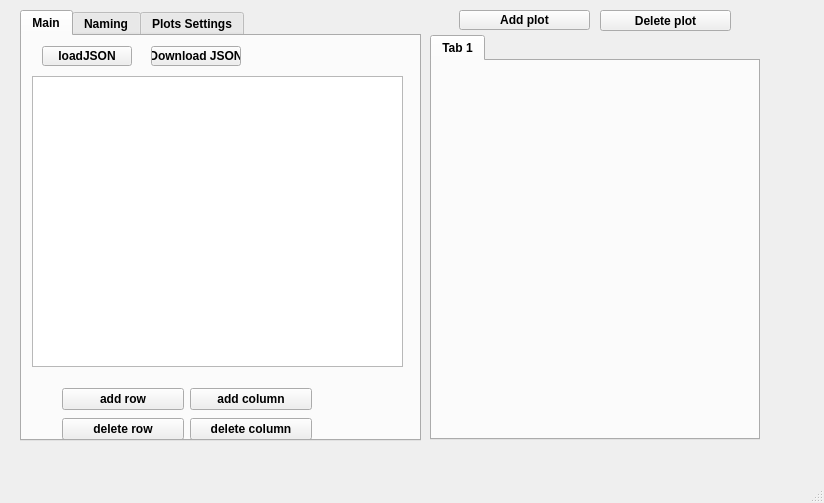
This is main/mainwindow.ui in Kirikus/2024_Experiments as Qt 5 draws it before an edit. The edited form follows.
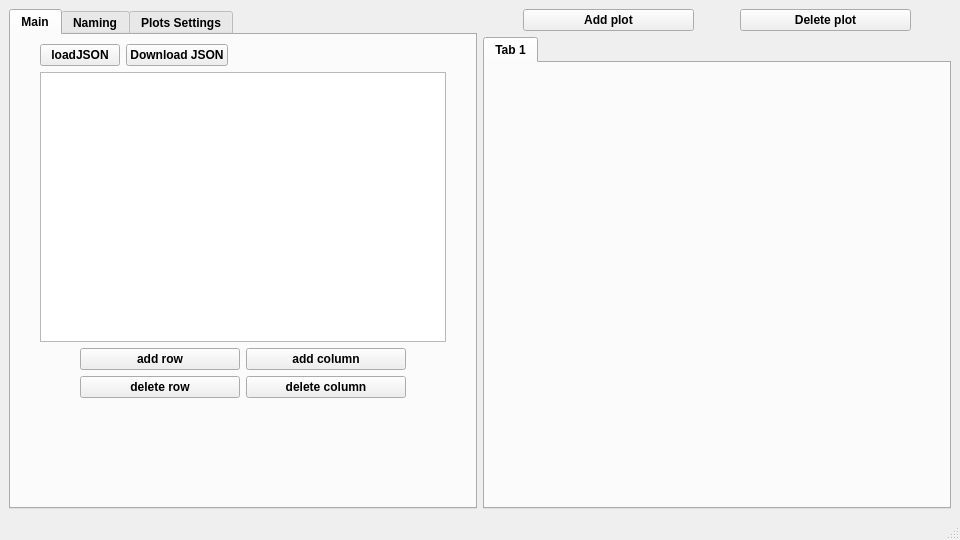
This is the edited form. The open tabs and pages were chosen to show the change. Custom widgets are drawn as their Qt base class.

Commit message: -renamed objects -did variable size window

```diff
--- a/main/mainwindow.ui
+++ b/main/mainwindow.ui
@@ -6,8 +6,8 @@
    <rect>
     <x>0</x>
     <y>0</y>
-    <width>824</width>
-    <height>503</height>
+    <width>960</width>
+    <height>540</height>
    </rect>
   </property>
   <property name="font">
@@ -19,62 +19,55 @@
    <string>MainWindow</string>
   </property>
   <widget class="QWidget" name="centralwidget">
-   <widget class="QPushButton" name="addPlotBtn">
-    <property name="geometry">
-     <rect>
-      <x>459</x>
-      <y>10</y>
-      <width>131</width>
-      <height>20</height>
-     </rect>
-    </property>
-    <property name="text">
-     <string>Add plot</string>
-    </property>
-   </widget>
-   <widget class="QTabWidget" name="tabWidgetPlots">
-    <property name="geometry">
-     <rect>
-      <x>430</x>
-      <y>35</y>
-      <width>330</width>
-      <height>405</height>
-     </rect>
-    </property>
+   <layout class="QHBoxLayout" name="horizontalLayout_3">
+    <item>
+     <widget class="QTabWidget" name="tabWidgetOptionsTabs">
     <property name="currentIndex">
      <number>0</number>
-    </property>
-    <widget class="QCustomPlot" name="tab">
-     <attribute name="title">
-      <string>Tab 1</string>
-     </attribute>
-    </widget>
-   </widget>
-   <widget class="QTabWidget" name="tabWidget">
-    <property name="geometry">
-     <rect>
-      <x>20</x>
-      <y>10</y>
-      <width>401</width>
-      <height>431</height>
-     </rect>
-    </property>
-    <property name="currentIndex">
-     <number>1</number>
     </property>
     <widget class="QWidget" name="MainTab">
      <attribute name="title">
       <string>Main</string>
      </attribute>
+       <layout class="QGridLayout" name="gridLayout_2">
+        <item row="0" column="2">
+         <spacer name="horizontalSpacer_8">
+          <property name="orientation">
+           <enum>Qt::Horizontal</enum>
+          </property>
+          <property name="sizeType">
+           <enum>QSizePolicy::Maximum</enum>
+          </property>
+          <property name="sizeHint" stdset="0">
+           <size>
+            <width>20</width>
+            <height>20</height>
+           </size>
+          </property>
+         </spacer>
+        </item>
+        <item row="0" column="0">
+         <spacer name="horizontalSpacer_7">
+          <property name="orientation">
+           <enum>Qt::Horizontal</enum>
+          </property>
+          <property name="sizeType">
+           <enum>QSizePolicy::Maximum</enum>
+          </property>
+          <property name="sizeHint" stdset="0">
+           <size>
+            <width>20</width>
+            <height>20</height>
+           </size>
+          </property>
+         </spacer>
+        </item>
+        <item row="0" column="1">
+         <layout class="QVBoxLayout" name="verticalLayout_3">
+          <item>
+           <layout class="QHBoxLayout" name="horizontalLayout_2">
+            <item>
      <widget class="QPushButton" name="loadJSONBtn">
-      <property name="geometry">
-       <rect>
-        <x>20</x>
-        <y>10</y>
-        <width>90</width>
-        <height>20</height>
-       </rect>
-      </property>
       <property name="font">
        <font>
         <pointsize>9</pointsize>
@@ -91,69 +84,119 @@
        </size>
       </property>
      </widget>
-     <widget class="QTableView" name="tableMain">
-      <property name="geometry">
-       <rect>
-        <x>10</x>
-        <y>40</y>
-        <width>371</width>
-        <height>291</height>
-       </rect>
-      </property>
-     </widget>
-     <widget class="QWidget" name="layoutWidget">
-      <property name="geometry">
-       <rect>
-        <x>40</x>
-        <y>350</y>
-        <width>250</width>
-        <height>56</height>
-       </rect>
-      </property>
+            </item>
+            <item>
+             <widget class="QPushButton" name="downloadJSONBTN">
+              <property name="text">
+               <string>Download JSON</string>
+              </property>
+             </widget>
+            </item>
+            <item>
+             <spacer name="horizontalSpacer_6">
+              <property name="orientation">
+               <enum>Qt::Horizontal</enum>
+              </property>
+              <property name="sizeHint" stdset="0">
+               <size>
+                <width>40</width>
+                <height>20</height>
+               </size>
+              </property>
+             </spacer>
+            </item>
+           </layout>
+          </item>
+          <item>
+           <layout class="QVBoxLayout" name="verticalLayout_2">
+            <item>
+             <widget class="QTableView" name="tableViewMain"/>
+            </item>
+            <item>
       <layout class="QGridLayout" name="gridLayout">
-       <item row="1" column="0">
-        <widget class="QPushButton" name="deleteRowBtn">
-         <property name="text">
-          <string>delete row</string>
-         </property>
-        </widget>
-       </item>
-       <item row="0" column="0">
+              <item row="0" column="1">
         <widget class="QPushButton" name="addRowBtn">
          <property name="text">
           <string>add row</string>
          </property>
         </widget>
        </item>
-       <item row="1" column="2">
+              <item row="1" column="3">
         <widget class="QPushButton" name="deleteColumnBtn">
          <property name="text">
           <string>delete column</string>
          </property>
         </widget>
        </item>
-       <item row="0" column="2">
+              <item row="0" column="0">
+               <spacer name="horizontalSpacer">
+                <property name="orientation">
+                 <enum>Qt::Horizontal</enum>
+                </property>
+                <property name="sizeType">
+                 <enum>QSizePolicy::Maximum</enum>
+                </property>
+                <property name="sizeHint" stdset="0">
+                 <size>
+                  <width>40</width>
+                  <height>20</height>
+                 </size>
+                </property>
+               </spacer>
+              </item>
+              <item row="0" column="3">
         <widget class="QPushButton" name="addColumnBtn">
          <property name="text">
           <string>add column</string>
          </property>
         </widget>
        </item>
-      </layout>
-     </widget>
-     <widget class="QPushButton" name="downloadJSONBTN">
-      <property name="geometry">
-       <rect>
-        <x>129</x>
-        <y>10</y>
-        <width>90</width>
-        <height>20</height>
-       </rect>
-      </property>
+              <item row="1" column="1">
+               <widget class="QPushButton" name="deleteRowBtn">
       <property name="text">
-       <string>Download JSON</string>
-      </property>
-     </widget>
+                 <string>delete row</string>
+                </property>
+               </widget>
+              </item>
+              <item row="0" column="4">
+               <spacer name="horizontalSpacer_5">
+                <property name="orientation">
+                 <enum>Qt::Horizontal</enum>
+                </property>
+                <property name="sizeType">
+                 <enum>QSizePolicy::Maximum</enum>
+                </property>
+                <property name="sizeHint" stdset="0">
+                 <size>
+                  <width>40</width>
+                  <height>20</height>
+                 </size>
+                </property>
+               </spacer>
+              </item>
+             </layout>
+            </item>
+           </layout>
+          </item>
+         </layout>
+        </item>
+        <item row="1" column="1">
+         <spacer name="verticalSpacer">
+          <property name="orientation">
+           <enum>Qt::Vertical</enum>
+          </property>
+          <property name="sizeType">
+           <enum>QSizePolicy::Preferred</enum>
+          </property>
+          <property name="sizeHint" stdset="0">
+           <size>
+            <width>20</width>
+            <height>100</height>
+           </size>
+          </property>
+         </spacer>
+        </item>
+       </layout>
     </widget>
     <widget class="QWidget" name="NamingTab">
      <property name="enabled">
@@ -177,21 +220,102 @@
      <attribute name="title">
       <string>Plots Settings</string>
      </attribute>
-    </widget>
-   </widget>
+       <widget class="QTableView" name="tableView">
+        <property name="geometry">
+         <rect>
+          <x>20</x>
+          <y>20</y>
+          <width>256</width>
+          <height>192</height>
+         </rect>
+        </property>
+       </widget>
+      </widget>
+     </widget>
+    </item>
+    <item>
+     <layout class="QVBoxLayout" name="verticalLayout">
+      <item>
+       <layout class="QHBoxLayout" name="horizontalLayout">
+        <item>
+         <spacer name="horizontalSpacer_3">
+          <property name="orientation">
+           <enum>Qt::Horizontal</enum>
+          </property>
+          <property name="sizeType">
+           <enum>QSizePolicy::Maximum</enum>
+          </property>
+          <property name="sizeHint" stdset="0">
+           <size>
+            <width>40</width>
+            <height>20</height>
+           </size>
+          </property>
+         </spacer>
+        </item>
+        <item>
+         <widget class="QPushButton" name="addPlotBtn">
+          <property name="text">
+           <string>Add plot</string>
+          </property>
+         </widget>
+        </item>
+        <item>
+         <spacer name="horizontalSpacer_2">
+          <property name="orientation">
+           <enum>Qt::Horizontal</enum>
+          </property>
+          <property name="sizeType">
+           <enum>QSizePolicy::Maximum</enum>
+          </property>
+          <property name="sizeHint" stdset="0">
+           <size>
+            <width>40</width>
+            <height>20</height>
+           </size>
+          </property>
+         </spacer>
+        </item>
+        <item>
    <widget class="QPushButton" name="deletePlotBtn">
-    <property name="geometry">
-     <rect>
-      <x>600</x>
-      <y>10</y>
-      <width>131</width>
-      <height>21</height>
-     </rect>
-    </property>
     <property name="text">
      <string>Delete plot</string>
     </property>
    </widget>
+        </item>
+        <item>
+         <spacer name="horizontalSpacer_4">
+          <property name="orientation">
+           <enum>Qt::Horizontal</enum>
+          </property>
+          <property name="sizeType">
+           <enum>QSizePolicy::Maximum</enum>
+          </property>
+          <property name="sizeHint" stdset="0">
+           <size>
+            <width>40</width>
+            <height>20</height>
+           </size>
+          </property>
+         </spacer>
+        </item>
+       </layout>
+      </item>
+      <item>
+       <widget class="QTabWidget" name="tabWidgetPlots">
+        <property name="currentIndex">
+         <number>0</number>
+        </property>
+        <widget class="QCustomPlot" name="tab">
+         <attribute name="title">
+          <string>Tab 1</string>
+         </attribute>
+        </widget>
+       </widget>
+      </item>
+     </layout>
+    </item>
+   </layout>
   </widget>
   <widget class="QStatusBar" name="statusbar"/>
   <widget class="QMenuBar" name="menubar">
```
Left out of the diff: 6 changed lines with no effect on the pictures. Lines whose indentation alone changed are shown as unchanged. The commit also changes 1 other file.
